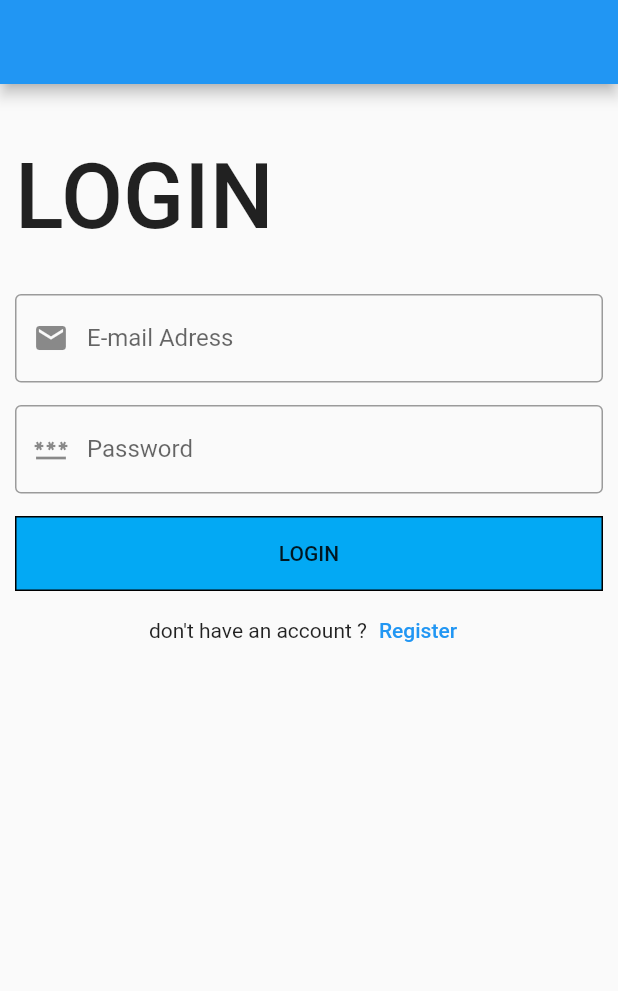
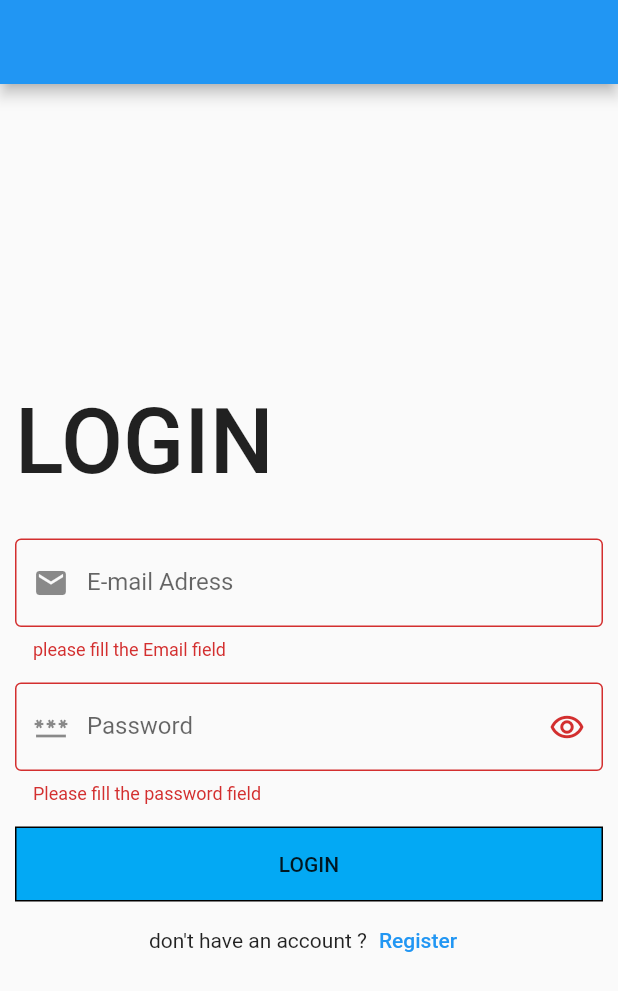
Before and after one commit to AbdElhamid-Zyada/whatsClone, a Flutter app: the screen it shows after launch, after a tap on "LOGIN", on a phone screen of 412 x 824 dp. Shown: the top 991 px of the screen. Run offline on Flutter 3.47's test engine with Material 2 defaults, Android fonts, the phone set to English and light mode, and no system bars.

Commit message:
simple architecture with form validation and reusable TextFormField

```diff
--- a/lib/LoginScreen.dart
+++ /dev/null
@@ -1,92 +0,0 @@
-import 'package:flutter/material.dart';
-
-class LoginScreen extends StatelessWidget {
-  TextEditingController emailController = TextEditingController();
-  TextEditingController passwordController = TextEditingController();
-
-  @override
-  Widget build(BuildContext context) {
-    return Scaffold(
-      appBar: AppBar(),
-      body: SingleChildScrollView(
-        child: Padding(
-          padding: const EdgeInsets.all(10.0),
-          child: Column(
-            crossAxisAlignment: CrossAxisAlignment.start,
-            children: [
-              const SizedBox(
-                height: 30,
-              ),
-              const Text(
-                "LOGIN",
-                style: TextStyle(
-                  fontSize: 60,
-                  fontWeight: FontWeight.w500,
-                ),
-              ),
-              const SizedBox(
-                height: 30,
-              ),
-              TextFormField(
-                controller: emailController,
-                decoration: const InputDecoration(
-                  labelText: "E-mail Adress",
-                  prefixIcon: Icon(Icons.email),
-                  border: OutlineInputBorder(),
-                ),
-                keyboardType: TextInputType.emailAddress,
-              ),
-              const SizedBox(
-                height: 15,
-              ),
-              TextFormField(
-                controller: passwordController,
-                decoration: const InputDecoration(
-                  labelText: "Password",
-                  prefixIcon: Icon(Icons.password),
-                  border: OutlineInputBorder(),
-                ),
-                obscureText: true,
-                obscuringCharacter: 'م',
-              ),
-              const SizedBox(
-                height: 15,
-              ),
-              Container(
-                width: double.infinity,
-                decoration: BoxDecoration(
-                  color: Colors.lightBlue,
-                  border: Border.all(),
-                ),
-                child: MaterialButton(
-                  onPressed: () => print(
-                      "${emailController.text}\n${passwordController.text}"),
-                  child: const Text("LOGIN"),
-                ),
-              ),
-              const SizedBox(
-                height: 2,
-              ),
-              Row(
-                mainAxisAlignment: MainAxisAlignment.center,
-                children: [
-                  const Text(
-                    "don't have an account ?",
-                  ),
-                  TextButton(
-                    onPressed: () {
-                      print("on register");
-                    },
-                    child: const Text(
-                      "Register",
-                    ),
-                  ),
-                ],
-              ),
-            ],
-          ),
-        ),
-      ),
-    );
-  }
-}
--- a/lib/main.dart
+++ b/lib/main.dart
@@ -1,7 +1,7 @@
 // ignore_for_file: prefer_const_constructors, prefer_const_literals_to_create_immutables
 
 import 'package:flutter/material.dart';
-import 'package:whatsapp_clone/LoginScreen.dart';
+import 'package:whatsapp_clone/modules/login_screen/LoginScreen.dart';
 
 void main() {
   runApp(MyApp());
--- /dev/null
+++ b/lib/modules/login_screen/LoginScreen.dart
@@ -0,0 +1,114 @@
+import 'package:flutter/material.dart';
+
+import '../../shared/components/components.dart';
+
+class LoginScreen extends StatefulWidget {
+  @override
+  State<LoginScreen> createState() => _LoginScreenState();
+}
+
+class _LoginScreenState extends State<LoginScreen> {
+  TextEditingController emailController = TextEditingController();
+  TextEditingController passwordController = TextEditingController();
+  bool visiblePassword = false;
+  var formKey = GlobalKey<FormState>();
+
+  @override
+  Widget build(BuildContext context) {
+    return Scaffold(
+      appBar: AppBar(),
+      body: Center(
+        child: SingleChildScrollView(
+          child: Padding(
+            padding: const EdgeInsets.all(10.0),
+            child: Form(
+              key: formKey,
+              child: Column(
+                crossAxisAlignment: CrossAxisAlignment.start,
+                children: [
+                  const SizedBox(
+                    height: 30,
+                  ),
+                  const Text(
+                    "LOGIN",
+                    style: TextStyle(
+                      fontSize: 60,
+                      fontWeight: FontWeight.w500,
+                    ),
+                  ),
+                  const SizedBox(
+                    height: 30,
+                  ),
+                  defaultTextForm(
+                    controller: emailController,
+                    label: "E-mail Adress",
+                    prefix: Icon(Icons.email),
+                    type: TextInputType.emailAddress,
+                    validationError: "please fill the Email field",
+                  ),
+                  const SizedBox(
+                    height: 15,
+                  ),
+                  defaultTextForm(
+                    controller: passwordController,
+                    label: "Password",
+                    prefix: Icon(Icons.password),
+                    isPassword: !visiblePassword,
+                    type: TextInputType.visiblePassword,
+                    suffix: IconButton(
+                        onPressed: () {
+                          setState(() {
+                            visiblePassword = visiblePassword ? false : true;
+                          });
+                        },
+                        icon: visiblePassword
+                            ? Icon(Icons.remove_red_eye)
+                            : Icon(Icons.remove_red_eye_outlined)),
+                    validationError: "Please fill the password field",
+                  ),
+                  const SizedBox(
+                    height: 15,
+                  ),
+                  Container(
+                    width: double.infinity,
+                    decoration: BoxDecoration(
+                      color: Colors.lightBlue,
+                      border: Border.all(),
+                    ),
+                    child: MaterialButton(
+                      onPressed: () {
+                        print(
+                            "${emailController.text}\n${passwordController.text}");
+                        formKey.currentState!.validate();
+                      },
+                      child: const Text("LOGIN"),
+                    ),
+                  ),
+                  const SizedBox(
+                    height: 2,
+                  ),
+                  Row(
+                    mainAxisAlignment: MainAxisAlignment.center,
+                    children: [
+                      const Text(
+                        "don't have an account ?",
+                      ),
+                      TextButton(
+                        onPressed: () {
+                          print("on register");
+                        },
+                        child: const Text(
+                          "Register",
+                        ),
+                      ),
+                    ],
+                  ),
+                ],
+              ),
+            ),
+          ),
+        ),
+      ),
+    );
+  }
+}
--- /dev/null
+++ b/lib/shared/components/components.dart
@@ -0,0 +1,28 @@
+import 'package:flutter/material.dart';
+
+Widget defaultTextForm({
+  required TextEditingController controller,
+  required String label,
+  Widget? prefix,
+  Widget? suffix,
+  TextInputType? type,
+  bool isPassword = false,
+  String? validationError,
+}) =>
+    TextFormField(
+      controller: controller,
+      decoration: InputDecoration(
+        labelText: label,
+        prefixIcon: prefix,
+        suffixIcon: suffix,
+        border: OutlineInputBorder(),
+      ),
+      obscureText: isPassword,
+      keyboardType: type,
+      validator: (String? value) {
+        if (value!.isEmpty) {
+          return validationError;
+        }
+        return null;
+      },
+    );
```
Also changed, not shown: lib/modules/home_screen/HomeScreen.dart (renamed from lib/HomeScreen.dart), lib/shared/style/colors.dart (added), lib/shared/style/styles.dart (added).
